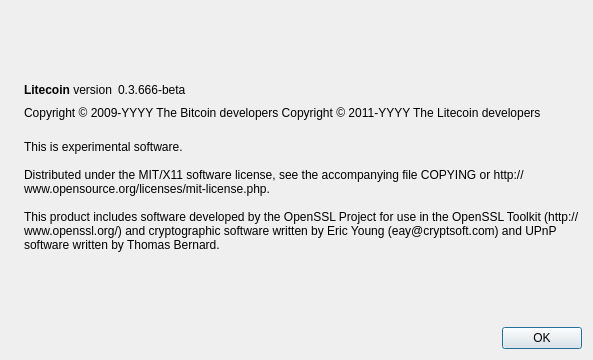
moosehacker/TossCoin, file tosscoin/src/qt/forms/aboutdialog.ui: the form before one commit.
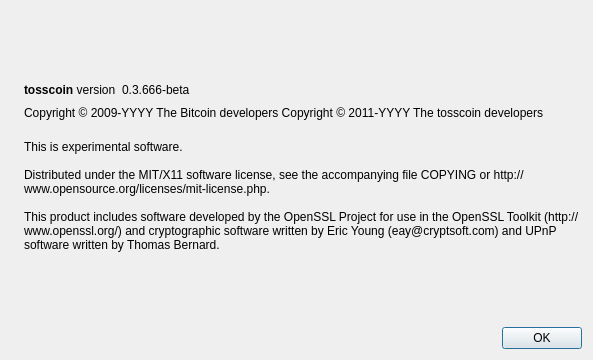
The form after the commit. Icons and pictures are not drawn.

Patch:
```diff
--- a/tosscoin/src/qt/forms/aboutdialog.ui
+++ b/tosscoin/src/qt/forms/aboutdialog.ui
@@ -50,7 +50,7 @@
           <cursorShape>IBeamCursor</cursorShape>
          </property>
          <property name="text">
-          <string>&lt;b&gt;Litecoin&lt;/b&gt; version</string>
+          <string>&lt;b&gt;tosscoin&lt;/b&gt; version</string>
          </property>
          <property name="textInteractionFlags">
           <set>Qt::LinksAccessibleByMouse|Qt::TextSelectableByKeyboard|Qt::TextSelectableByMouse</set>
@@ -92,7 +92,7 @@
        </property>
        <property name="text">
         <string notr="true">Copyright &amp;copy; 2009-YYYY The Bitcoin developers
-Copyright &amp;copy; 2011-YYYY The Litecoin developers</string>
+Copyright &amp;copy; 2011-YYYY The tosscoin developers</string>
        </property>
        <property name="textFormat">
         <enum>Qt::RichText</enum>
```
Left out of the diff: 2 changed lines with no effect on the pictures.
